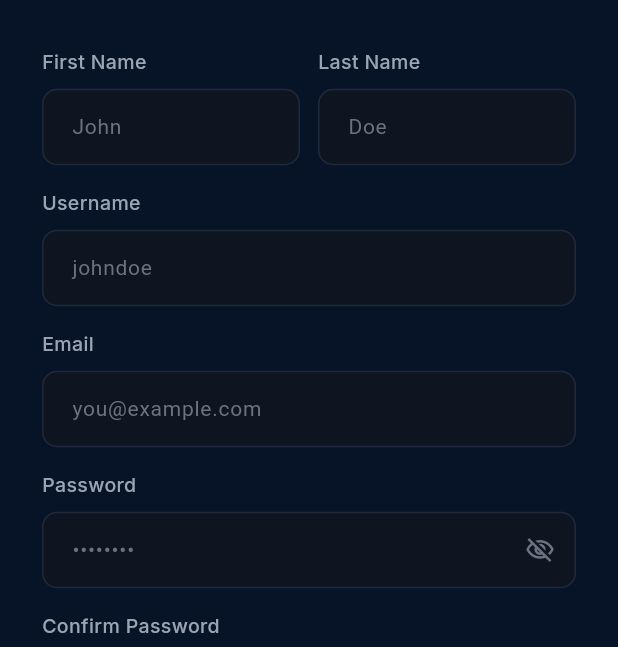
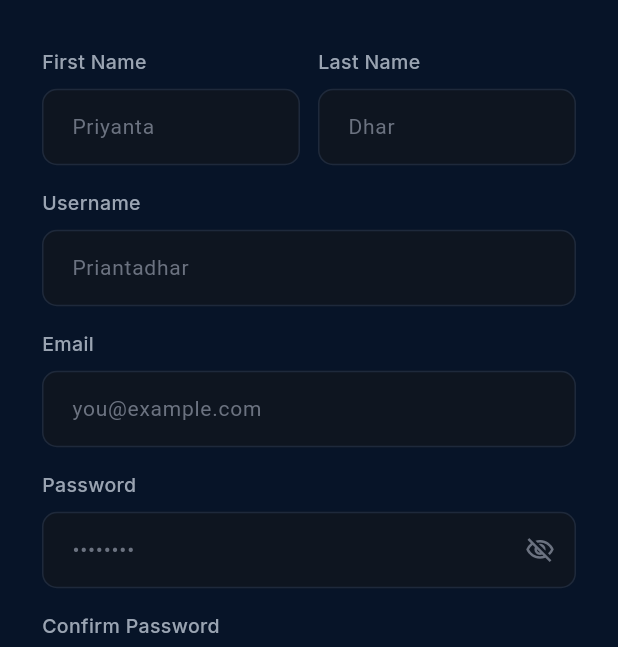
Before and after one commit to AhmedAbrarZayad/Infra-Monitor, a Flutter app: the RegisterPage screen opened by its route, on a phone screen of 412 x 824 dp, the part 179-826 px from its top. Run offline on Flutter 3.47's test engine with Material 3 defaults, Android fonts, the phone set to English and light mode, and no system bars; our stand-ins replace flutter_dotenv, flutter_riverpod, flutter_secure_storage, go_router, google_fonts; accounts and stored records are empty.

Commit message:
changed .env

```diff
--- a/frontend/lib/core/router/app_router.dart
+++ b/frontend/lib/core/router/app_router.dart
@@ -36,7 +36,7 @@ GoRouter createAppRouter(WidgetRef ref) {
       // If not authenticated and trying to access a protected route
       if (!isAuthenticated && !isPublicRoute) {
         // Still loading/initializing — don't redirect yet
-        if (authState is AuthInitial) return null;
+        //if (authState is AuthInitial) return null;
         return '/login';
       }
 
--- a/frontend/lib/features/auth/data/auth_repository.dart
+++ b/frontend/lib/features/auth/data/auth_repository.dart
@@ -124,6 +124,7 @@ class AuthRepository {
     required String email,
     required String password,
   }) async {
+    print("base url is ${_baseUrl}");
     final response = await _client.post(
       Uri.parse('$_baseUrl/login/'),
       headers: _headers(),
--- a/frontend/lib/features/auth/presentation/pages/register_page.dart
+++ b/frontend/lib/features/auth/presentation/pages/register_page.dart
@@ -116,7 +116,7 @@ class _RegisterPageState extends ConsumerState<RegisterPage> {
                           child: AuthTextField(
                             controller: _firstNameController,
                             label: 'First Name',
-                            hint: 'John',
+                            hint: 'Priyanta',
                           ),
                         ),
                         const SizedBox(width: 12),
@@ -124,7 +124,7 @@ class _RegisterPageState extends ConsumerState<RegisterPage> {
                           child: AuthTextField(
                             controller: _lastNameController,
                             label: 'Last Name',
-                            hint: 'Doe',
+                            hint: 'Dhar',
                           ),
                         ),
                       ],
@@ -135,7 +135,7 @@ class _RegisterPageState extends ConsumerState<RegisterPage> {
                     AuthTextField(
                       controller: _usernameController,
                       label: 'Username',
-                      hint: 'johndoe',
+                      hint: 'Priantadhar',
                       validator: (v) {
                         if (v == null || v.trim().isEmpty) return 'Username is required';
                         if (v.trim().length < 3) return 'At least 3 characters';
```
Also changed, not shown: 1 other file.
